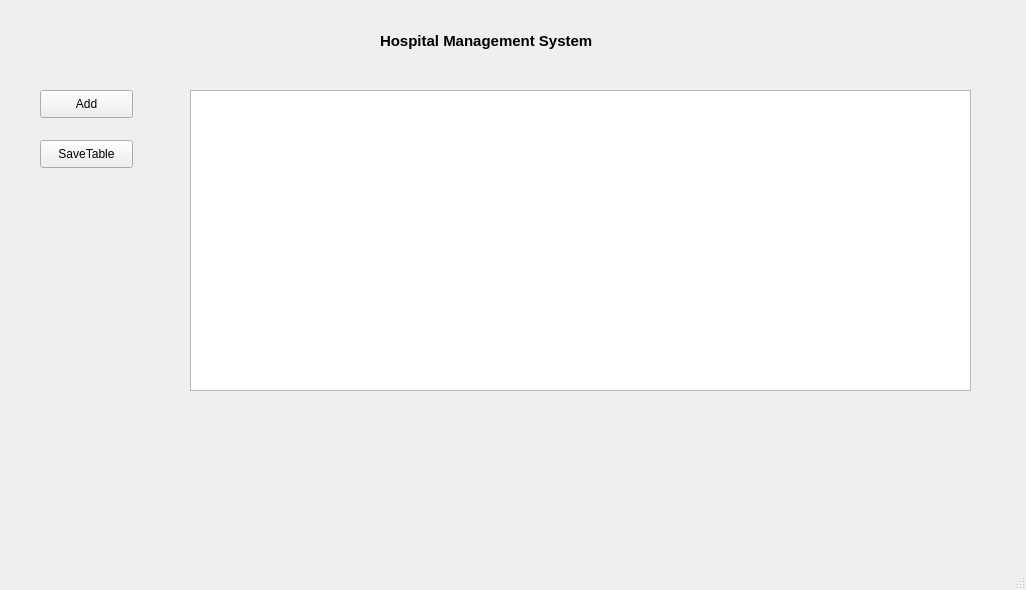
Above: HMS_UI.ui from omy181/MYSQL-Hospital-Management-System before the change. Below: the same form after it.
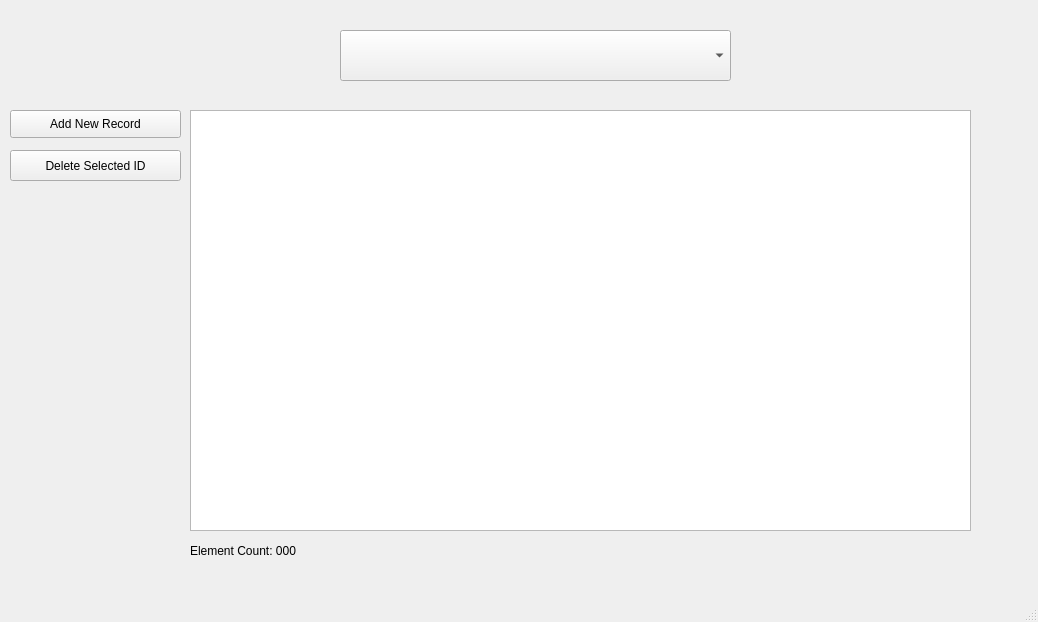
That is the form after the change.

Commit message: Tabs, Update cell, Optimization

Diff of the .ui file:
```diff
--- a/HMS_UI.ui
+++ b/HMS_UI.ui
@@ -6,74 +6,83 @@
    <rect>
     <x>0</x>
     <y>0</y>
-    <width>1026</width>
-    <height>590</height>
+    <width>1038</width>
+    <height>622</height>
    </rect>
   </property>
   <property name="windowTitle">
    <string>Hospital Management System</string>
   </property>
   <widget class="QWidget" name="centralwidget">
-   <widget class="QLabel" name="Title">
+   <widget class="QPushButton" name="AddRecordButton">
     <property name="geometry">
      <rect>
-      <x>380</x>
-      <y>20</y>
-      <width>271</width>
-      <height>41</height>
+      <x>10</x>
+      <y>110</y>
+      <width>171</width>
+      <height>28</height>
      </rect>
     </property>
-    <property name="baseSize">
-     <size>
-      <width>0</width>
-      <height>0</height>
-     </size>
+    <property name="text">
+     <string>Add New Record</string>
+    </property>
+   </widget>
+   <widget class="QTableWidget" name="Table">
+    <property name="geometry">
+     <rect>
+      <x>190</x>
+      <y>110</y>
+      <width>781</width>
+      <height>421</height>
+     </rect>
+    </property>
+    <attribute name="verticalHeaderVisible">
+     <bool>false</bool>
+    </attribute>
+   </widget>
+   <widget class="QPushButton" name="DeleteSelectedRow">
+    <property name="geometry">
+     <rect>
+      <x>10</x>
+      <y>150</y>
+      <width>171</width>
+      <height>31</height>
+     </rect>
+    </property>
+    <property name="text">
+     <string>Delete Selected ID</string>
+    </property>
+   </widget>
+   <widget class="QLabel" name="tableCount">
+    <property name="geometry">
+     <rect>
+      <x>190</x>
+      <y>540</y>
+      <width>171</width>
+      <height>22</height>
+     </rect>
+    </property>
+    <property name="text">
+     <string>Element Count: 000</string>
+    </property>
+   </widget>
+   <widget class="QComboBox" name="PanelSelector">
+    <property name="geometry">
+     <rect>
+      <x>340</x>
+      <y>30</y>
+      <width>391</width>
+      <height>51</height>
+     </rect>
     </property>
     <property name="font">
      <font>
-      <pointsize>11</pointsize>
       <weight>75</weight>
       <bold>true</bold>
      </font>
     </property>
-    <property name="text">
-     <string>Hospital Management System</string>
-    </property>
-   </widget>
-   <widget class="QPushButton" name="AddRecordButton">
-    <property name="geometry">
-     <rect>
-      <x>40</x>
-      <y>90</y>
-      <width>93</width>
-      <height>28</height>
-     </rect>
-    </property>
-    <property name="text">
-     <string>Add</string>
-    </property>
-   </widget>
-   <widget class="QTableWidget" name="Table">
-    <property name="geometry">
-     <rect>
-      <x>190</x>
-      <y>90</y>
-      <width>781</width>
-      <height>301</height>
-     </rect>
-    </property>
-   </widget>
-   <widget class="QPushButton" name="SaveTable">
-    <property name="geometry">
-     <rect>
-      <x>40</x>
-      <y>140</y>
-      <width>93</width>
-      <height>28</height>
-     </rect>
-    </property>
-    <property name="text">
-     <string>SaveTable</string>
+    <property name="currentText">
+     <string/>
     </property>
    </widget>
   </widget>
```
Left out of the diff: 4 changed lines with no effect on the pictures. The commit also changes 4 other files.
